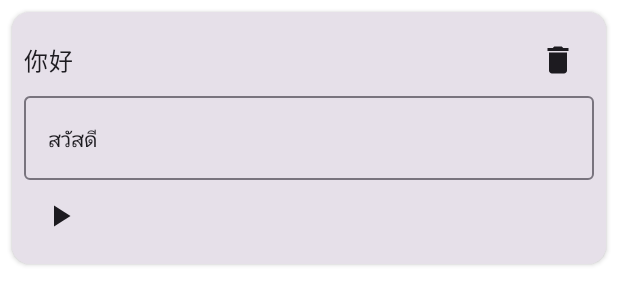
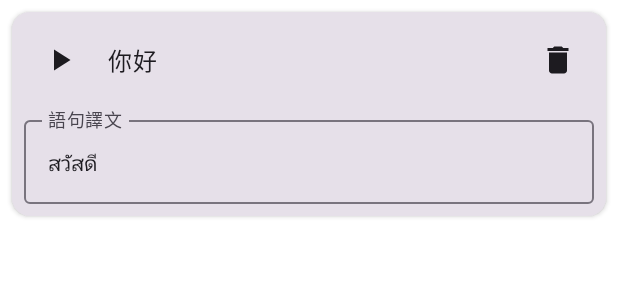
Before and after one commit to jonesandjay123/TravelPhraseBook, an Android app built with Jetpack Compose: the @Preview function SentenceItemPreview, on a phone screen of 412 x 824 dp. Shown: the top 305 px of the screen. Run offline under Robolectric (Android 15) with nearby library versions, the phone set to English and light mode, and no system bars; our stand-ins replace Room's generated code.

Commit message:
improve ui

```diff
--- a/app/src/main/java/com/jonesandjay123/travelphrasebook/ui/SentenceItem.kt
+++ b/app/src/main/java/com/jonesandjay123/travelphrasebook/ui/SentenceItem.kt
@@ -1,25 +1,12 @@
 package com.jonesandjay123.travelphrasebook.ui
 
 import android.speech.tts.TextToSpeech
-import androidx.compose.foundation.layout.Column
-import androidx.compose.foundation.layout.Row
-import androidx.compose.foundation.layout.fillMaxWidth
-import androidx.compose.foundation.layout.padding
+import androidx.compose.foundation.layout.*
 import androidx.compose.material.icons.Icons
 import androidx.compose.material.icons.filled.Delete
 import androidx.compose.material.icons.filled.PlayArrow
-import androidx.compose.material3.Card
-import androidx.compose.material3.CardDefaults
-import androidx.compose.material3.Icon
-import androidx.compose.material3.IconButton
-import androidx.compose.material3.MaterialTheme
-import androidx.compose.material3.OutlinedTextField
-import androidx.compose.material3.Text
-import androidx.compose.runtime.Composable
-import androidx.compose.runtime.getValue
-import androidx.compose.runtime.mutableStateOf
-import androidx.compose.runtime.remember
-import androidx.compose.runtime.setValue
+import androidx.compose.material3.*
+import androidx.compose.runtime.*
 import androidx.compose.ui.Alignment
 import androidx.compose.ui.Modifier
 import androidx.compose.ui.unit.dp
@@ -45,10 +32,17 @@ fun SentenceItem(
         )
     }
 
-    val isTranslationAvailable = translationText.isNotBlank()
+    // 判断播放按钮是否可用
+    val isPlayable = when (currentLanguage) {
+        "中" -> sentence.chineseText.isNotBlank()
+        "英" -> translationText.isNotBlank()
+        "日" -> translationText.isNotBlank()
+        "泰" -> translationText.isNotBlank()
+        else -> false
+    }
 
     Card(
-        modifier = Modifier
+        modifier = modifier
             .fillMaxWidth()
             .padding(8.dp),
         elevation = CardDefaults.cardElevation(defaultElevation = 2.dp)
@@ -58,16 +52,37 @@ fun SentenceItem(
                 .fillMaxWidth()
                 .padding(8.dp)
         ) {
+            // 播放按钮、中文文本和刪除按鈕在同一行
             Row(
                 verticalAlignment = Alignment.CenterVertically
             ) {
+                // 播放按鈕
+                IconButton(
+                    onClick = {
+                        val textToSpeak = when (currentLanguage) {
+                            "中" -> sentence.chineseText
+                            else -> translationText
+                        }
+                        tts?.speak(textToSpeak, TextToSpeech.QUEUE_FLUSH, null, null)
+                    },
+                    enabled = isPlayable
+                ) {
+                    Icon(
+                        imageVector = Icons.Default.PlayArrow,
+                        contentDescription = "播放"
+                    )
+                }
+
+                // 中文文本
                 Text(
                     text = sentence.chineseText,
                     style = MaterialTheme.typography.bodyLarge,
-                    modifier = Modifier.weight(1f)
+                    modifier = Modifier
+                        .weight(1f)
+                        .padding(start = 8.dp)
                 )
 
-                // 删除按钮
+                // 刪除按鈕
                 IconButton(
                     onClick = { onDeleteSentence(sentence) }
                 ) {
@@ -78,38 +93,27 @@ fun SentenceItem(
                 }
             }
 
-            // 翻译内容输入框
+            // 翻譯內容輸入框(非中文時顯示)
+            if (currentLanguage != "中") {
                 OutlinedTextField(
                     value = translationText,
                     onValueChange = {
                         translationText = it
 
-                    // 更新句子的翻译内容
+                        // 更新語句的翻譯內容
                         when (currentLanguage) {
                             "英" -> sentence.englishText = translationText
                             "日" -> sentence.japaneseText = translationText
                             "泰" -> sentence.thaiText = translationText
                         }
 
-                    // 通知 ViewModel 更新数据库
+                        // 通知 ViewModel 更新數據庫
                         onTranslationChanged(sentence)
                     },
-                placeholder = { Text("貼上翻譯語句") },
-                modifier = Modifier.fillMaxWidth()
-            )
-
-            // 语音播放按钮
-            IconButton(
-                onClick = {
-                    if (isTranslationAvailable && tts != null) {
-                        tts.speak(translationText, TextToSpeech.QUEUE_FLUSH, null, null)
-                    }
-                },
-                enabled = isTranslationAvailable
-            ) {
-                Icon(
-                    imageVector = Icons.Default.PlayArrow,
-                    contentDescription = "播放"
+                    modifier = Modifier
+                        .fillMaxWidth()
+                        .padding(top = 8.dp),
+                    label = { Text("語句譯文") }
                 )
             }
         }
```
Lines whose indentation alone changed are shown as unchanged.
